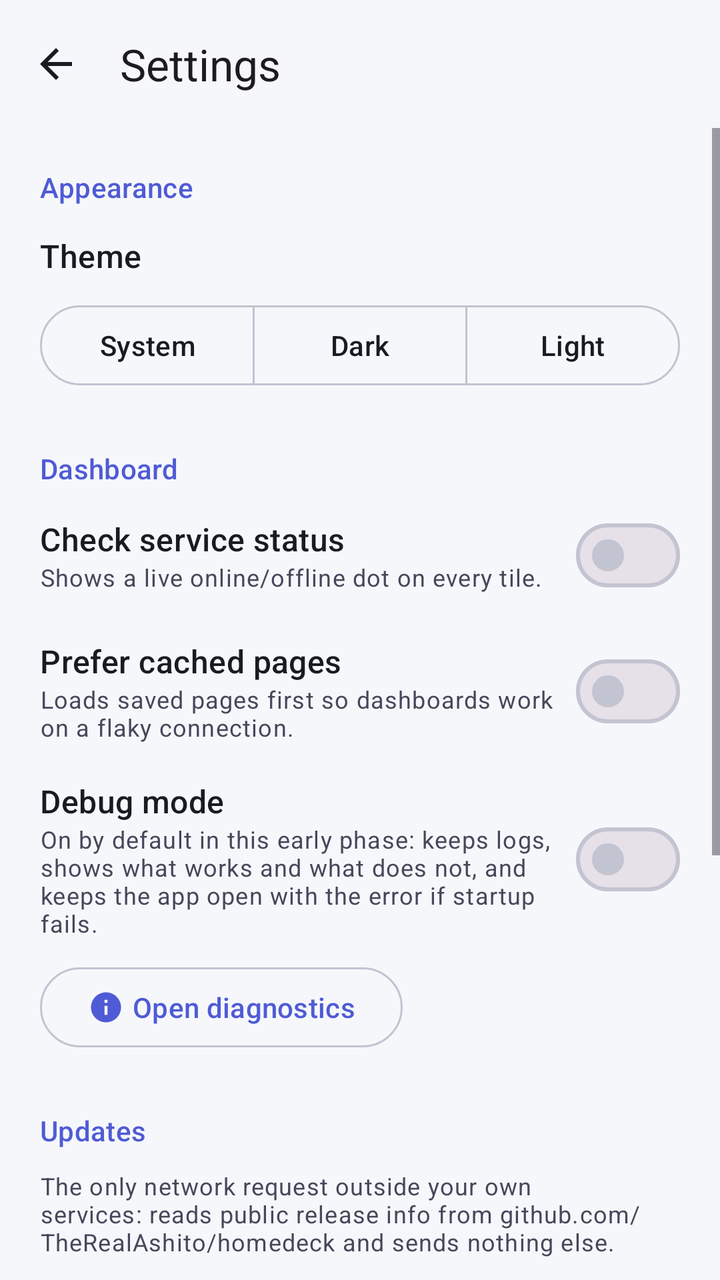
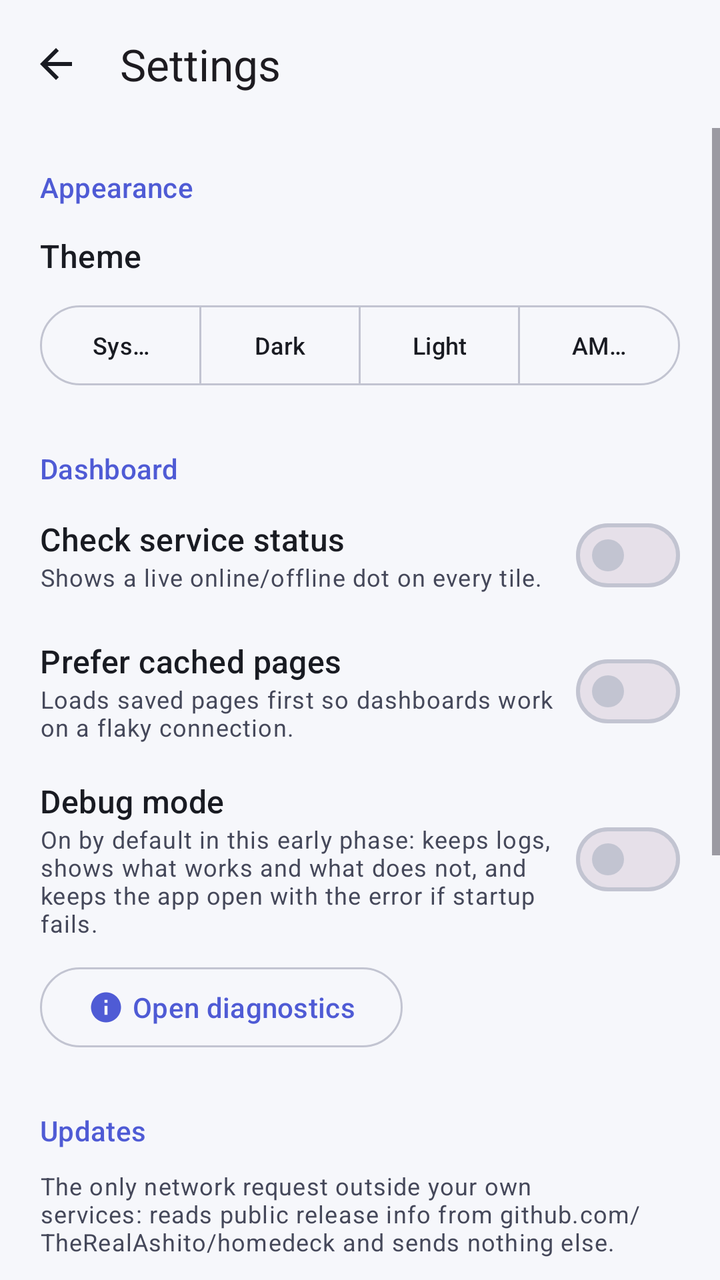

Screens rendered from an Android XML layout before and after an edit, with the pre-edit source and the edit as a unified diff.
<!-- AndroidManifest.xml: application theme Theme.Homedeck -->
<!-- res/layout/activity_settings.xml -->
<?xml version="1.0" encoding="utf-8"?>
<LinearLayout xmlns:android="http://schemas.android.com/apk/res/android"
    xmlns:app="http://schemas.android.com/apk/res-auto"
    android:id="@+id/root"
    android:layout_width="match_parent"
    android:layout_height="match_parent"
    android:orientation="vertical">

    <com.google.android.material.appbar.MaterialToolbar
        android:id="@+id/toolbar"
        android:layout_width="match_parent"
        android:layout_height="wrap_content"
        app:navigationContentDescription="Back"
        app:navigationIcon="@drawable/ic_arrow_back"
        app:navigationIconTint="?attr/colorOnSurface"
        app:title="Settings"
        app:titleTextAppearance="?attr/textAppearanceTitleLarge" />

    <ScrollView
        android:layout_width="match_parent"
        android:layout_height="0dp"
        android:layout_weight="1"
        android:fillViewport="true">

        <LinearLayout
            android:layout_width="match_parent"
            android:layout_height="wrap_content"
            android:orientation="vertical"
            android:padding="20dp">

            <TextView
                android:layout_width="wrap_content"
                android:layout_height="wrap_content"
                android:text="Appearance"
                android:textAppearance="?attr/textAppearanceTitleSmall"
                android:textColor="?attr/colorPrimary" />

            <TextView
                android:layout_width="wrap_content"
                android:layout_height="wrap_content"
                android:layout_marginTop="14dp"
                android:text="Theme"
                android:textAppearance="?attr/textAppearanceTitleMedium"
                android:textColor="?attr/colorOnSurface" />

            <com.google.android.material.button.MaterialButtonToggleGroup
                android:id="@+id/themeGroup"
                android:layout_width="match_parent"
                android:layout_height="wrap_content"
                android:layout_marginTop="10dp"
                app:selectionRequired="true"
                app:singleSelection="true">

                <com.google.android.material.button.MaterialButton
                    android:id="@+id/themeSystem"
                    style="@style/Widget.Material3.Button.OutlinedButton"
                    android:layout_width="0dp"
                    android:layout_height="wrap_content"
                    android:layout_weight="1"
                    android:text="System" />

                <com.google.android.material.button.MaterialButton
                    android:id="@+id/themeDark"
                    style="@style/Widget.Material3.Button.OutlinedButton"
                    android:layout_width="0dp"
                    android:layout_height="wrap_content"
                    android:layout_weight="1"
                    android:text="Dark" />

                <com.google.android.material.button.MaterialButton
                    android:id="@+id/themeLight"
                    style="@style/Widget.Material3.Button.OutlinedButton"
                    android:layout_width="0dp"
                    android:layout_height="wrap_content"
                    android:layout_weight="1"
                    android:text="Light" />
            </com.google.android.material.button.MaterialButtonToggleGroup>

            <TextView
                android:layout_width="wrap_content"
                android:layout_height="wrap_content"
                android:layout_marginTop="28dp"
                android:text="Dashboard"
                android:textAppearance="?attr/textAppearanceTitleSmall"
                android:textColor="?attr/colorPrimary" />

            <LinearLayout
                android:layout_width="match_parent"
                android:layout_height="wrap_content"
                android:layout_marginTop="10dp"
                android:gravity="center_vertical"
                android:orientation="horizontal">

                <LinearLayout
                    android:layout_width="0dp"
                    android:layout_height="wrap_content"
                    android:layout_weight="1"
                    android:orientation="vertical">

                    <TextView
                        android:layout_width="wrap_content"
                        android:layout_height="wrap_content"
                        android:text="Check service status"
                        android:textAppearance="?attr/textAppearanceTitleMedium"
                        android:textColor="?attr/colorOnSurface" />

                    <TextView
                        android:layout_width="wrap_content"
                        android:layout_height="wrap_content"
                        android:text="Shows a live online/offline dot on every tile."
                        android:textAppearance="?attr/textAppearanceBodySmall"
                        android:textColor="?attr/colorOnSurfaceVariant" />
                </LinearLayout>

                <com.google.android.material.materialswitch.MaterialSwitch
                    android:id="@+id/statusSwitch"
                    android:layout_width="wrap_content"
                    android:layout_height="wrap_content" />
            </LinearLayout>

            <LinearLayout
                android:layout_width="match_parent"
                android:layout_height="wrap_content"
                android:layout_marginTop="18dp"
                android:gravity="center_vertical"
                android:orientation="horizontal">

                <LinearLayout
                    android:layout_width="0dp"
                    android:layout_height="wrap_content"
                    android:layout_weight="1"
                    android:orientation="vertical">

                    <TextView
                        android:layout_width="wrap_content"
                        android:layout_height="wrap_content"
                        android:text="Prefer cached pages"
                        android:textAppearance="?attr/textAppearanceTitleMedium"
                        android:textColor="?attr/colorOnSurface" />

                    <TextView
                        android:layout_width="wrap_content"
                        android:layout_height="wrap_content"
                        android:text="Loads saved pages first so dashboards work on a flaky connection."
                        android:textAppearance="?attr/textAppearanceBodySmall"
                        android:textColor="?attr/colorOnSurfaceVariant" />
                </LinearLayout>

                <com.google.android.material.materialswitch.MaterialSwitch
                    android:id="@+id/cacheSwitch"
                    android:layout_width="wrap_content"
                    android:layout_height="wrap_content" />
            </LinearLayout>

            <LinearLayout
                android:layout_width="match_parent"
                android:layout_height="wrap_content"
                android:layout_marginTop="18dp"
                android:gravity="center_vertical"
                android:orientation="horizontal">

                <LinearLayout
                    android:layout_width="0dp"
                    android:layout_height="wrap_content"
                    android:layout_weight="1"
                    android:orientation="vertical">

                    <TextView
                        android:layout_width="wrap_content"
                        android:layout_height="wrap_content"
                        android:text="Debug mode"
                        android:textAppearance="?attr/textAppearanceTitleMedium"
                        android:textColor="?attr/colorOnSurface" />

                    <TextView
                        android:layout_width="wrap_content"
                        android:layout_height="wrap_content"
                        android:text="On by default in this early phase: keeps logs, shows what works and what does not, and keeps the app open with the error if startup fails."
                        android:textAppearance="?attr/textAppearanceBodySmall"
                        android:textColor="?attr/colorOnSurfaceVariant" />
                </LinearLayout>

                <com.google.android.material.materialswitch.MaterialSwitch
                    android:id="@+id/debugSwitch"
                    android:layout_width="wrap_content"
                    android:layout_height="wrap_content" />
            </LinearLayout>

            <com.google.android.material.button.MaterialButton
                android:id="@+id/diagnosticsBtn"
                style="@style/Widget.Material3.Button.OutlinedButton"
                android:layout_width="wrap_content"
                android:layout_height="wrap_content"
                android:layout_marginTop="10dp"
                android:text="Open diagnostics"
                app:icon="@drawable/ic_info" />

            <TextView
                android:layout_width="wrap_content"
                android:layout_height="wrap_content"
                android:layout_marginTop="28dp"
                android:text="Updates"
                android:textAppearance="?attr/textAppearanceTitleSmall"
                android:textColor="?attr/colorPrimary" />

            <TextView
                android:layout_width="match_parent"
                android:layout_height="wrap_content"
                android:layout_marginTop="10dp"
                android:text="The only network request outside your own services: reads public release info from github.com/TheRealAshito/homedeck and sends nothing else."
                android:textAppearance="?attr/textAppearanceBodySmall"
                android:textColor="?attr/colorOnSurfaceVariant" />

            <LinearLayout
                android:layout_width="match_parent"
                android:layout_height="wrap_content"
                android:layout_marginTop="14dp"
                android:gravity="center_vertical"
                android:orientation="horizontal">

                <LinearLayout
                    android:layout_width="0dp"
                    android:layout_height="wrap_content"
                    android:layout_weight="1"
                    android:orientation="vertical">

                    <TextView
                        android:layout_width="wrap_content"
                        android:layout_height="wrap_content"
                        android:text="Check automatically"
                        android:textAppearance="?attr/textAppearanceTitleMedium"
                        android:textColor="?attr/colorOnSurface" />

                    <TextView
                        android:layout_width="wrap_content"
                        android:layout_height="wrap_content"
                        android:text="Off by default. When on, checks at most once a day while the dashboard is open."
                        android:textAppearance="?attr/textAppearanceBodySmall"
                        android:textColor="?attr/colorOnSurfaceVariant" />
                </LinearLayout>

                <com.google.android.material.materialswitch.MaterialSwitch
                    android:id="@+id/autoUpdateSwitch"
                    android:layout_width="wrap_content"
                    android:layout_height="wrap_content" />
            </LinearLayout>

            <com.google.android.material.button.MaterialButton
                android:id="@+id/checkUpdateBtn"
                style="@style/Widget.Material3.Button.OutlinedButton"
                android:layout_width="wrap_content"
                android:layout_height="wrap_content"
                android:layout_marginTop="10dp"
                android:text="Check for updates"
                app:icon="@drawable/ic_refresh" />

            <TextView
                android:id="@+id/updateResultText"
                android:layout_width="match_parent"
                android:layout_height="wrap_content"
                android:layout_marginTop="10dp"
                android:textAppearance="?attr/textAppearanceBodySmall"
                android:textColor="?attr/colorOnSurfaceVariant"
                android:visibility="gone" />

            <TextView
                android:layout_width="wrap_content"
                android:layout_height="wrap_content"
                android:layout_marginTop="28dp"
                android:text="Storage"
                android:textAppearance="?attr/textAppearanceTitleSmall"
                android:textColor="?attr/colorPrimary" />

            <TextView
                android:layout_width="match_parent"
                android:layout_height="wrap_content"
                android:layout_marginTop="10dp"
                android:text="Cookies, logins and site data live in this app and are kept until you clear them. Clearing signs you out of every service."
                android:textAppearance="?attr/textAppearanceBodySmall"
                android:textColor="?attr/colorOnSurfaceVariant" />

            <com.google.android.material.button.MaterialButton
                android:id="@+id/clearDataBtn"
                style="@style/Widget.Material3.Button.OutlinedButton"
                android:layout_width="wrap_content"
                android:layout_height="wrap_content"
                android:layout_marginTop="10dp"
                android:text="Clear cookies &amp; site data"
                android:textColor="?attr/colorError"
                app:icon="@drawable/ic_delete"
                app:iconTint="?attr/colorError" />

            <TextView
                android:id="@+id/aboutText"
                android:layout_width="match_parent"
                android:layout_height="wrap_content"
                android:layout_marginTop="28dp"
                android:textAppearance="?attr/textAppearanceBodySmall"
                android:textColor="?attr/colorOnSurfaceVariant" />
        </LinearLayout>
    </ScrollView>
</LinearLayout>
<!-- resources referenced by this layout -->
<resources>
  <!-- drawable ic_arrow_back (drawable) -->
  <?xml version="1.0" encoding="utf-8"?>
  <vector xmlns:android="http://schemas.android.com/apk/res/android"
      android:width="24dp"
      android:height="24dp"
      android:viewportWidth="24"
      android:viewportHeight="24">
      <path
          android:fillColor="#FF000000"
          android:pathData="M20,11H7.83l5.59,-5.59L12,4l-8,8l8,8l1.41,-1.41L7.83,13H20V11z" />
  </vector>
  <!-- drawable ic_delete (drawable) -->
  <?xml version="1.0" encoding="utf-8"?>
  <vector xmlns:android="http://schemas.android.com/apk/res/android"
      android:width="24dp"
      android:height="24dp"
      android:viewportWidth="24"
      android:viewportHeight="24">
      <path
          android:fillColor="#FF000000"
          android:pathData="M6,19c0,1.1,0.9,2,2,2h8c1.1,0,2,-0.9,2,-2V7H6V19zM19,4h-3.5l-1,-1h-5l-1,1H5v2h14V4z" />
  </vector>
  <!-- drawable ic_info (drawable) -->
  <?xml version="1.0" encoding="utf-8"?>
  <vector xmlns:android="http://schemas.android.com/apk/res/android"
      android:width="24dp"
      android:height="24dp"
      android:viewportWidth="24"
      android:viewportHeight="24">
      <path
          android:fillColor="#FF000000"
          android:pathData="M12,2C6.48,2,2,6.48,2,12s4.48,10,10,10s10,-4.48,10,-10S17.52,2,12,2z M13,17h-2v-6h2V17z M13,9h-2V7h2V9z" />
  </vector>
  <!-- drawable ic_refresh (drawable) -->
  <?xml version="1.0" encoding="utf-8"?>
  <vector xmlns:android="http://schemas.android.com/apk/res/android"
      android:width="24dp"
      android:height="24dp"
      android:viewportWidth="24"
      android:viewportHeight="24">
      <path
          android:fillColor="#FF000000"
          android:pathData="M17.65,6.35C16.2,4.9,14.21,4,12,4c-4.42,0-7.99,3.58-7.99,8s3.57,8,7.99,8c3.73,0,6.84-2.55,7.73-6h-2.08c-0.82,2.33-3.04,4-5.65,4c-3.31,0-6-2.69-6-6s2.69-6,6-6c1.66,0,3.14,0.69,4.22,1.78L13,11h7V4L17.65,6.35z" />
  </vector>
  <color name="primary">#4F5BD5</color>
  <color name="on_primary">#FFFFFF</color>
  <color name="primary_container">#DFE2FF</color>
  <color name="on_primary_container">#0A1257</color>
  <color name="secondary">#1F7A6B</color>
  <color name="on_secondary">#FFFFFF</color>
  <color name="secondary_container">#B2F1E2</color>
  <color name="on_secondary_container">#05322B</color>
  <color name="error">#BA1A1A</color>
  <color name="on_error">#FFFFFF</color>
  <color name="background">#F6F7FB</color>
  <color name="on_background">#191B22</color>
  <color name="surface">#FFFFFF</color>
  <color name="on_surface">#191B22</color>
  <color name="surface_variant">#E6E8F1</color>
  <color name="on_surface_variant">#45485A</color>
  <color name="outline">#C2C4D1</color>
  <color name="outline_variant">#DFE1EC</color>
  <!-- unchanged entries left out for length: 1 -->
</resources>

<!-- the commit's change to res/layout/activity_settings.xml (unified diff, before → after) -->
@@ -57,7 +57,8 @@
                     android:layout_width="0dp"
                     android:layout_height="wrap_content"
                     android:layout_weight="1"
-                    android:text="System" />
+                    android:text="System"
+                    android:textSize="12sp" />
 
                 <com.google.android.material.button.MaterialButton
                     android:id="@+id/themeDark"
@@ -65,7 +66,8 @@
                     android:layout_width="0dp"
                     android:layout_height="wrap_content"
                     android:layout_weight="1"
-                    android:text="Dark" />
+                    android:text="Dark"
+                    android:textSize="12sp" />
 
                 <com.google.android.material.button.MaterialButton
                     android:id="@+id/themeLight"
@@ -73,7 +75,17 @@
                     android:layout_width="0dp"
                     android:layout_height="wrap_content"
                     android:layout_weight="1"
-                    android:text="Light" />
+                    android:text="Light"
+                    android:textSize="12sp" />
+
+                <com.google.android.material.button.MaterialButton
+                    android:id="@+id/themeAmoled"
+                    style="@style/Widget.Material3.Button.OutlinedButton"
+                    android:layout_width="0dp"
+                    android:layout_height="wrap_content"
+                    android:layout_weight="1"
+                    android:text="AMOLED"
+                    android:textSize="12sp" />
             </com.google.android.material.button.MaterialButtonToggleGroup>
 
             <TextView
